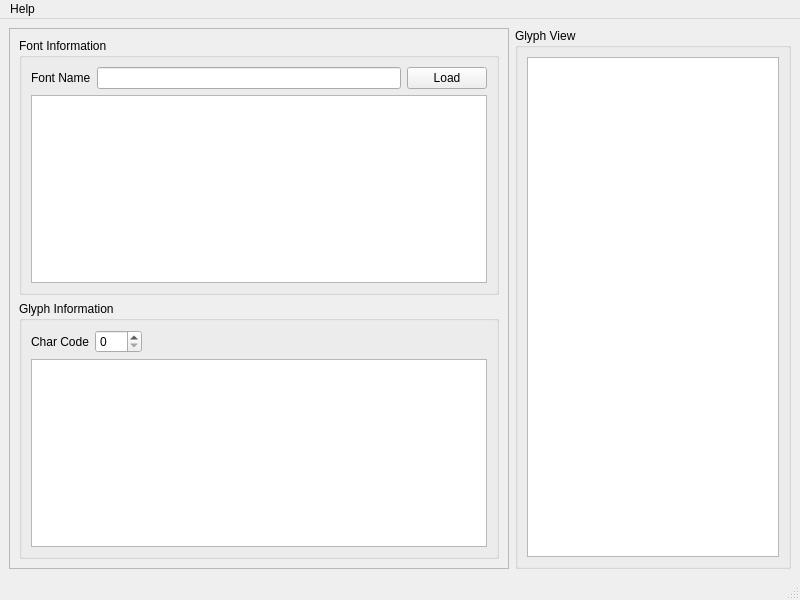
This is gui/ui/font_viewer.ui in FabriceSalvaire/PyDVI as Qt 5 draws it before an edit. The edited form follows.
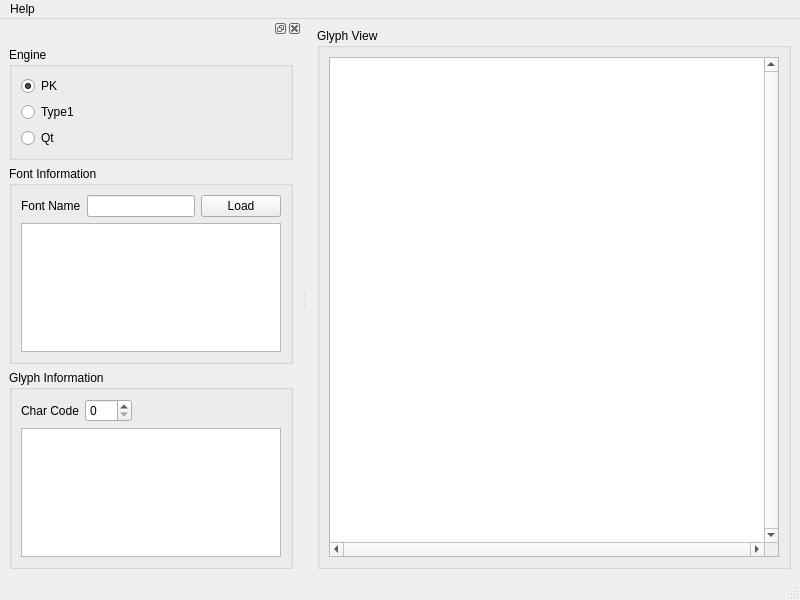
This is the edited form. Custom widgets are drawn as their Qt base class.

Diff of the .ui file:
```diff
--- a/gui/ui/font_viewer.ui
+++ b/gui/ui/font_viewer.ui
@@ -16,26 +16,93 @@
   <widget class="QWidget" name="central_widget">
    <layout class="QHBoxLayout" name="horizontalLayout_3">
     <item>
-     <widget class="QFrame" name="frame">
-      <property name="minimumSize">
-       <size>
-        <width>500</width>
-        <height>0</height>
-       </size>
+     <widget class="QGroupBox" name="glyph_view_group_box">
+      <property name="title">
+       <string>Glyph View</string>
       </property>
-      <property name="maximumSize">
-       <size>
-        <width>400</width>
-        <height>16777215</height>
-       </size>
-      </property>
-      <property name="frameShape">
-       <enum>QFrame::StyledPanel</enum>
-      </property>
-      <property name="frameShadow">
-       <enum>QFrame::Raised</enum>
-      </property>
+      <layout class="QVBoxLayout" name="verticalLayout_2">
+       <item>
+        <widget class="GlyphGraphicsView" name="glyph_graphics_view">
+         <property name="verticalScrollBarPolicy">
+          <enum>Qt::ScrollBarAlwaysOn</enum>
+         </property>
+         <property name="horizontalScrollBarPolicy">
+          <enum>Qt::ScrollBarAlwaysOn</enum>
+         </property>
+         <property name="renderHints">
+          <set>QPainter::Antialiasing|QPainter::HighQualityAntialiasing|QPainter::SmoothPixmapTransform|QPainter::TextAntialiasing</set>
+         </property>
+        </widget>
+       </item>
+      </layout>
+     </widget>
+    </item>
+   </layout>
+  </widget>
+  <widget class="QMenuBar" name="menubar">
+   <property name="geometry">
+    <rect>
+     <x>0</x>
+     <y>0</y>
+     <width>800</width>
+     <height>28</height>
+    </rect>
+   </property>
+   <widget class="QMenu" name="menuHelp">
+    <property name="title">
+     <string>Help</string>
+    </property>
+    <addaction name="help_action"/>
+    <addaction name="separator"/>
+    <addaction name="about_action"/>
+    <addaction name="about_pydvi_action"/>
+    <addaction name="about_qt_action"/>
+   </widget>
+   <addaction name="menuHelp"/>
+  </widget>
+  <widget class="QStatusBar" name="statusbar"/>
+  <widget class="QDockWidget" name="dockWidget">
+   <property name="floating">
+    <bool>false</bool>
+   </property>
+   <attribute name="dockWidgetArea">
+    <number>1</number>
+   </attribute>
+   <widget class="QWidget" name="dockWidgetContents">
       <layout class="QVBoxLayout" name="verticalLayout_3">
+     <item>
+      <widget class="QGroupBox" name="engine_group_box">
+       <property name="title">
+        <string>Engine</string>
+       </property>
+       <layout class="QVBoxLayout" name="verticalLayout_5">
+        <item>
+         <widget class="QRadioButton" name="pk_radio_button">
+          <property name="text">
+           <string>PK</string>
+          </property>
+          <property name="checked">
+           <bool>true</bool>
+          </property>
+         </widget>
+        </item>
+        <item>
+         <widget class="QRadioButton" name="type1_radio_button">
+          <property name="text">
+           <string>Type1</string>
+          </property>
+         </widget>
+        </item>
+        <item>
+         <widget class="QRadioButton" name="qt_radio_button">
+          <property name="text">
+           <string>Qt</string>
+          </property>
+         </widget>
+        </item>
+       </layout>
+      </widget>
+     </item>
        <item>
         <widget class="QGroupBox" name="font_information_group_box">
          <property name="sizePolicy">
@@ -126,43 +193,7 @@
        </item>
       </layout>
      </widget>
-    </item>
-    <item>
-     <widget class="QGroupBox" name="glyph_view_group_box">
-      <property name="title">
-       <string>Glyph View</string>
-      </property>
-      <layout class="QVBoxLayout" name="verticalLayout_2">
-       <item>
-        <widget class="QGraphicsView" name="glyph_graphics_view"/>
-       </item>
-      </layout>
-     </widget>
-    </item>
-   </layout>
-  </widget>
-  <widget class="QMenuBar" name="menubar">
-   <property name="geometry">
-    <rect>
-     <x>0</x>
-     <y>0</y>
-     <width>800</width>
-     <height>28</height>
-    </rect>
-   </property>
-   <widget class="QMenu" name="menuHelp">
-    <property name="title">
-     <string>Help</string>
-    </property>
-    <addaction name="help_action"/>
-    <addaction name="separator"/>
-    <addaction name="about_action"/>
-    <addaction name="about_pydvi_action"/>
-    <addaction name="about_qt_action"/>
-   </widget>
-   <addaction name="menuHelp"/>
-  </widget>
-  <widget class="QStatusBar" name="statusbar"/>
+  </widget>
   <action name="about_pydvi_action">
    <property name="text">
     <string>About PyDVI</string>
@@ -193,6 +224,13 @@
    </property>
   </action>
  </widget>
+ <customwidgets>
+  <customwidget>
+   <class>GlyphGraphicsView</class>
+   <extends>QGraphicsView</extends>
+   <header>GlyphGraphicsView.h</header>
+  </customwidget>
+ </customwidgets>
  <resources>
   <include location="pydvi.qrc"/>
  </resources>
```
Lines whose indentation alone changed are shown as unchanged.
